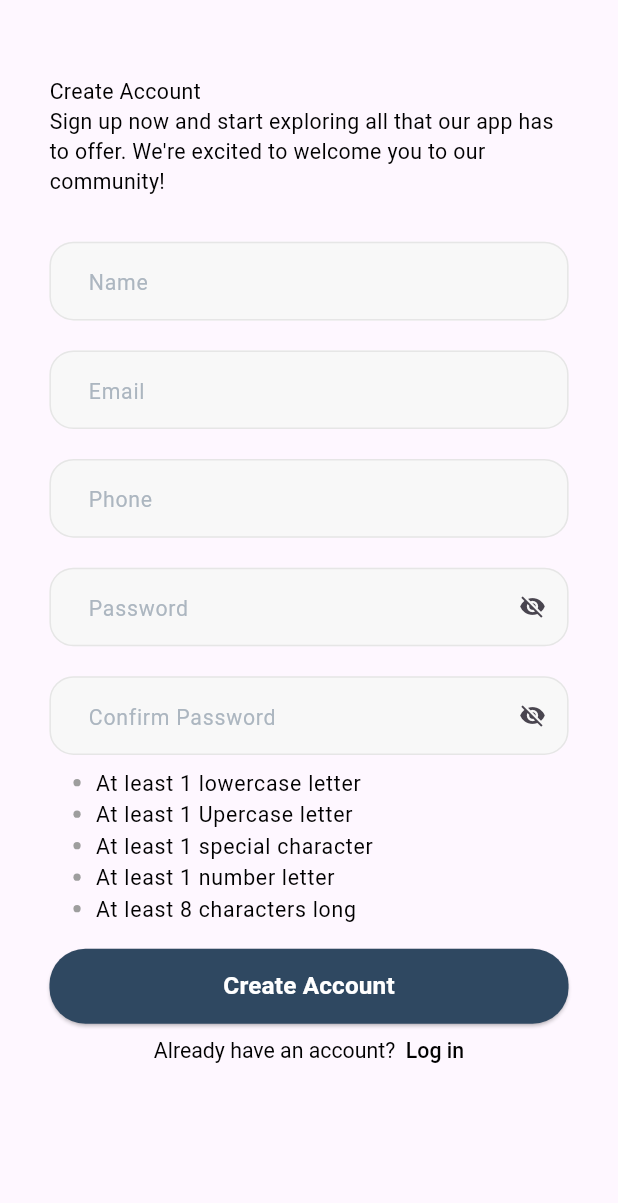
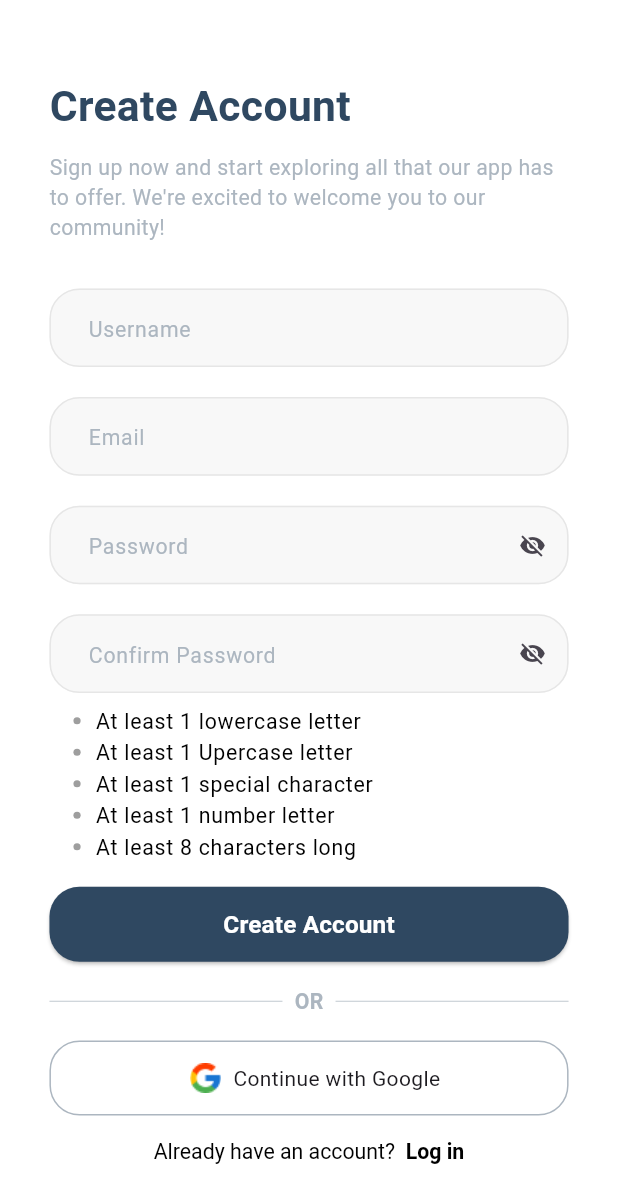
Before and after one commit to osamamorizk/fitness-app, a Flutter app: the SignUpView screen opened by its route, on a phone screen of 412 x 824 dp. Shown: the top 1203 px of the screen. Run offline on Flutter 3.47's test engine with Material 3 defaults, Android fonts, the phone set to English and light mode, and no system bars; our stand-ins replace flutter_screenutil, smooth_page_indicator.

Commit message:
edit register view

```diff
--- a/lib/core/widgets/custom_action_button.dart
+++ b/lib/core/widgets/custom_action_button.dart
@@ -11,7 +11,7 @@ class CustomButton extends StatelessWidget {
     return ElevatedButton(
       style: ButtonStyle(
           shape: WidgetStatePropertyAll(
-              RoundedRectangleBorder(borderRadius: BorderRadius.circular(24))),
+              RoundedRectangleBorder(borderRadius: BorderRadius.circular(20))),
           backgroundColor: WidgetStateProperty.all(ColorsManger.darkBlue),
           minimumSize: const WidgetStatePropertyAll(Size(double.infinity, 50))),
       onPressed: onPressed,
--- a/lib/core/widgets/custom_text_form_field.dart
+++ b/lib/core/widgets/custom_text_form_field.dart
@@ -22,7 +22,6 @@ class CustomTextFormField extends StatelessWidget {
   @override
   Widget build(BuildContext context) {
     return SizedBox(
-      // height: 50,
       width: double.infinity,
       child: TextFormField(
         controller: controller,
@@ -42,19 +41,19 @@ class CustomTextFormField extends StatelessWidget {
           fillColor: ColorsManger.lightGrey,
           hintStyle: TextStyles.font14greyNormal,
           enabledBorder: OutlineInputBorder(
-            borderRadius: BorderRadius.circular(16),
+            borderRadius: BorderRadius.circular(20),
             borderSide: BorderSide(width: 1, color: ColorsManger.darkGrey),
           ),
           focusedBorder: OutlineInputBorder(
-            borderRadius: BorderRadius.circular(16),
+            borderRadius: BorderRadius.circular(20),
             borderSide: const BorderSide(width: 1, color: Colors.blue),
           ),
           errorBorder: OutlineInputBorder(
-            borderRadius: BorderRadius.circular(16),
+            borderRadius: BorderRadius.circular(20),
             borderSide: const BorderSide(width: 1.4, color: Colors.red),
           ),
           focusedErrorBorder: OutlineInputBorder(
-            borderRadius: BorderRadius.circular(16),
+            borderRadius: BorderRadius.circular(20),
             borderSide: const BorderSide(width: 1, color: Colors.red),
           ),
         ),
--- a/lib/feature/login/presentation/views/widgets/google_button.dart
+++ b/lib/core/widgets/google_button.dart
@@ -12,7 +12,7 @@ class GoogleButton extends StatelessWidget {
       width: double.infinity,
       decoration: BoxDecoration(
         border: Border.all(color: ColorsManger.grey),
-        borderRadius: BorderRadius.circular(24),
+        borderRadius: BorderRadius.circular(20),
       ),
       child: Row(
         mainAxisAlignment: MainAxisAlignment.center,
--- a/lib/feature/login/presentation/views/login_view.dart
+++ b/lib/feature/login/presentation/views/login_view.dart
@@ -3,9 +3,9 @@ import 'package:flutter_screenutil/flutter_screenutil.dart';
 import 'package:graduation_project/core/helpers/spacing.dart';
 import 'package:graduation_project/feature/login/presentation/views/widgets/dont_have_account.dart';
 import 'package:graduation_project/feature/login/presentation/views/widgets/email_and_password.dart';
-import 'package:graduation_project/feature/login/presentation/views/widgets/google_button.dart';
+import 'package:graduation_project/core/widgets/google_button.dart';
 import 'package:graduation_project/feature/login/presentation/views/widgets/login_actions.dart';
-import 'package:graduation_project/feature/login/presentation/views/widgets/or_widget.dart';
+import 'package:graduation_project/core/widgets/or_widget.dart';
 import 'package:graduation_project/feature/login/presentation/views/widgets/welcome_text.dart';
 
 class LoginView extends StatelessWidget {
--- a/lib/feature/sign_up/presentation/views/sign_up_view.dart
+++ b/lib/feature/sign_up/presentation/views/sign_up_view.dart
@@ -1,6 +1,8 @@
 import 'package:flutter/material.dart';
 import 'package:flutter_screenutil/flutter_screenutil.dart';
 import 'package:graduation_project/core/helpers/spacing.dart';
+import 'package:graduation_project/core/widgets/google_button.dart';
+import 'package:graduation_project/core/widgets/or_widget.dart';
 import 'package:graduation_project/feature/sign_up/presentation/views/widgets/have_account.dart';
 import 'package:graduation_project/feature/sign_up/presentation/views/widgets/sign_up_actions.dart';
 import 'package:graduation_project/feature/sign_up/presentation/views/widgets/signup_form.dart';
@@ -19,15 +21,18 @@ class SignUpView extends StatelessWidget {
             crossAxisAlignment: CrossAxisAlignment.center,
             children: [
               verticalSpace(50.h),
-              SignupTexts(),
+              const SignupTexts(),
               verticalSpace(30.h),
-              SignupForm(),
+              const SignupForm(),
               verticalSpace(16.h),
-              SignUpActions(),
-              verticalSpace(10.h),
-              HaveAccount(),
+              const SignUpActions(),
               verticalSpace(16.h),
-              // SignUpListener(),
+              const OrWidget(),
+              verticalSpace(16.h),
+              const GoogleButton(),
+              verticalSpace(16.h),
+              const HaveAccount(),
+              verticalSpace(16.h),
             ],
           ),
         ),
--- a/lib/feature/sign_up/presentation/views/widgets/have_account.dart
+++ b/lib/feature/sign_up/presentation/views/widgets/have_account.dart
@@ -17,7 +17,7 @@ class HaveAccount extends StatelessWidget {
         TextSpan(
           text: 'Log in',
           style: TextStyles.font14BlackRegular
-              .copyWith(fontWeight: FontWeight.w500),
+              .copyWith(fontWeight: FontWeight.bold),
           recognizer: TapGestureRecognizer()
             ..onTap = () {
               context.pop();
--- a/lib/feature/sign_up/presentation/views/widgets/signup_form.dart
+++ b/lib/feature/sign_up/presentation/views/widgets/signup_form.dart
@@ -65,7 +65,7 @@ class _SignupFormState extends State<SignupForm> {
             },
             // controller: nameController,
             keyboardType: TextInputType.visiblePassword,
-            hintText: 'Name',
+            hintText: 'Username',
           ),
           verticalSpace(20),
           CustomTextFormField(
@@ -79,19 +79,6 @@ class _SignupFormState extends State<SignupForm> {
             // controller: emailController,
             keyboardType: TextInputType.emailAddress,
             hintText: 'Email',
-          ),
-          verticalSpace(20),
-          CustomTextFormField(
-            validator: (value) {
-              // if (value == null ||
-              //     value.isEmpty ||
-              //     AppRegex.isPhoneValid(value)) {
-              //   return 'Please enter a valid number';
-              // }
-            },
-            // controller: phoneController,
-            keyboardType: TextInputType.phone,
-            hintText: 'Phone',
           ),
           verticalSpace(20),
           CustomTextFormField(
--- a/lib/feature/sign_up/presentation/views/widgets/signup_texts.dart
+++ b/lib/feature/sign_up/presentation/views/widgets/signup_texts.dart
@@ -1,4 +1,6 @@
 import 'package:flutter/material.dart';
+import 'package:flutter_screenutil/flutter_screenutil.dart';
+import 'package:graduation_project/core/helpers/spacing.dart';
 import 'package:graduation_project/core/themes/text_styles.dart';
 
 class SignupTexts extends StatelessWidget {
@@ -11,11 +13,12 @@ class SignupTexts extends StatelessWidget {
       children: [
         Text(
           'Create Account',
-          style: TextStyles.font14BlackRegular,
+          style: TextStyles.font28DarkBlueBold,
         ),
+        verticalSpace(10.h),
         Text(
           'Sign up now and start exploring all that our app has to offer. We\'re excited to welcome you to our community!',
-          style: TextStyles.font14BlackRegular,
+          style: TextStyles.font14greyNormal,
         ),
       ],
     );
--- a/lib/fit_app.dart
+++ b/lib/fit_app.dart
@@ -13,6 +13,7 @@ class FitApp extends StatelessWidget {
       minTextAdapt: true,
       splitScreenMode: true,
       child: MaterialApp(
+        theme: ThemeData(scaffoldBackgroundColor: Colors.white),
         debugShowCheckedModeBanner: false,
         onGenerateRoute: appRouter.generateRoute,
         initialRoute: Routes.login,
```
Also changed, not shown: lib/core/widgets/or_widget.dart (renamed from lib/feature/login/presentation/views/widgets/or_widget.dart).
